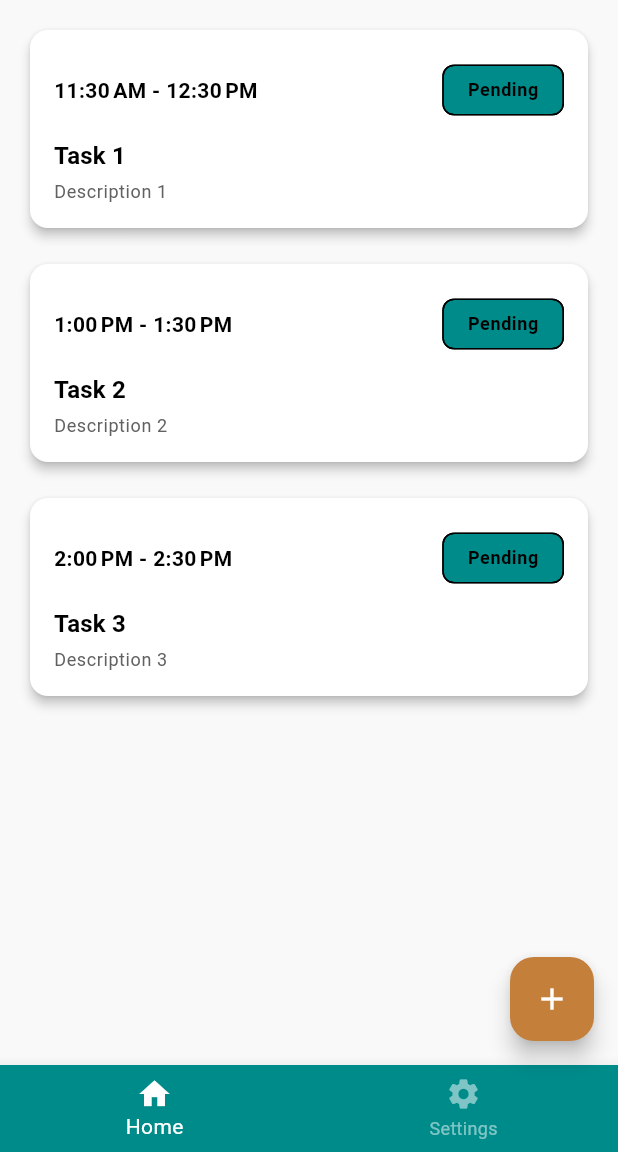
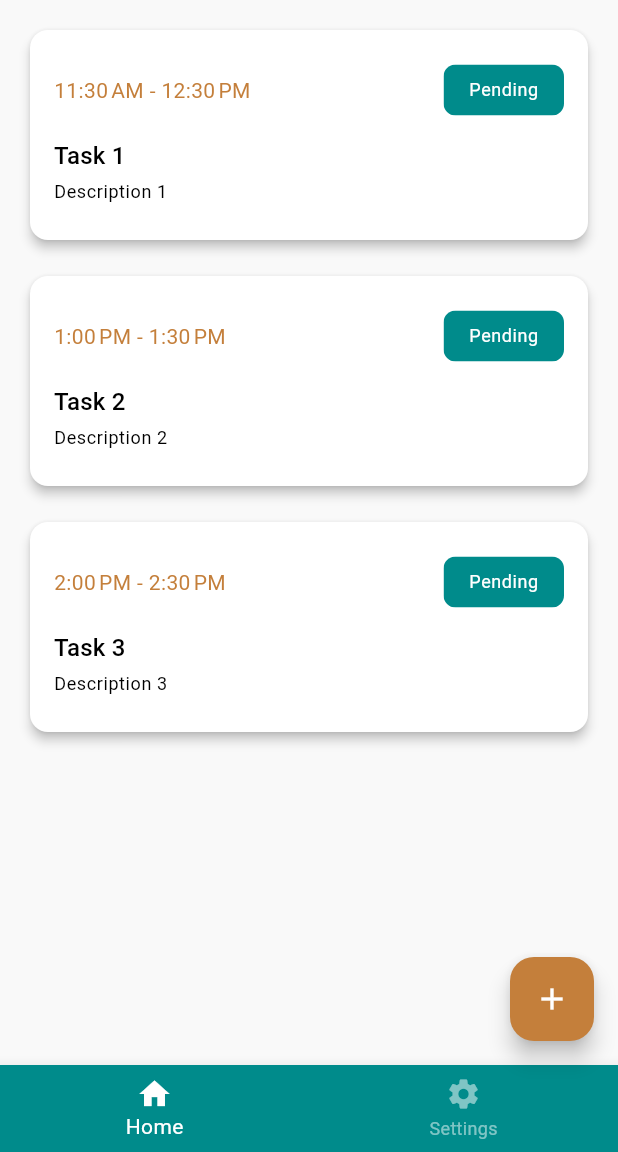
Before and after one commit to h00dieB0y/ntango, a Flutter app: the screen it shows after launch, on a phone screen of 412 x 824 dp, the part 84-1236 px from its top. Run offline on Flutter 3.47's test engine with Material 3 defaults, Android fonts, the phone set to English and light mode, and no system bars.

Commit message:
refactor: Simplify TaskCard widget by utilizing theme-based colors and improving text styling

```diff
--- a/app/ui/lib/src/features/tasks/presentation/widgets/task_card.dart
+++ b/app/ui/lib/src/features/tasks/presentation/widgets/task_card.dart
@@ -4,7 +4,7 @@ import 'package:ntango/src/features/tasks/data/models/task_model.dart';
 
 class TaskCard extends StatelessWidget {
   final TaskModel task;
-  final VoidCallback? onTap; // Optional tap callback
+  final VoidCallback? onTap;
 
   const TaskCard({
     super.key,
@@ -29,18 +29,30 @@ class TaskCard extends StatelessWidget {
   }
 
   Color _badgeColor(BuildContext context) {
+    final colorScheme = Theme.of(context).colorScheme;
     if (task.isCompleted) {
-      return Theme.of(context).colorScheme.secondaryContainer;
+      return colorScheme.secondaryContainer;
     } else if (DateTime.now().isAfter(task.startDate) &&
         DateTime.now().isBefore(task.endDate)) {
+      // Using a theme-based amber alternative can be defined in your theme.
       return Colors.amber;
     } else {
-      return Theme.of(context).colorScheme.primaryContainer;
+      return colorScheme.primaryContainer;
+    }
+  }
+
+  Color _badgeTextColor(BuildContext context) {
+    final colorScheme = Theme.of(context).colorScheme;
+    if (task.isCompleted) {
+      return colorScheme.onSecondary;
+    } else {
+      return colorScheme.onPrimary;
     }
   }
 
   @override
   Widget build(BuildContext context) {
+    final textTheme = Theme.of(context).textTheme;
     return Card(
       elevation: 3,
       shape: RoundedRectangleBorder(
@@ -60,36 +72,47 @@ class TaskCard extends StatelessWidget {
                 children: [
                   Text(
                     _formatTimeRange(),
-                    style: Theme.of(context).textTheme.bodyMedium?.copyWith(
-                          fontWeight: FontWeight.w600,
-                        ),
+                    style: textTheme.bodyMedium?.copyWith(
+                      color: Theme.of(context).colorScheme.secondary,
+                    ),
                   ),
                   Chip(
+                    shape: RoundedRectangleBorder(
+                      borderRadius: BorderRadius.circular(8),
+                      side: BorderSide(style: BorderStyle.none),
+                    ),
                     label: Text(
                       badgeText,
-                      style: Theme.of(context).textTheme.bodySmall?.copyWith(
-                            fontWeight: FontWeight.w600,
-                          ),
+                      style: textTheme.bodySmall?.copyWith(
+                        color: _badgeTextColor(context),
+                      ),
                     ),
                     backgroundColor: _badgeColor(context),
-                  )
+                  ),
                 ],
               ),
               const SizedBox(height: 8),
               // Task title
               Text(
                 task.title,
-                style: Theme.of(context).textTheme.titleMedium?.copyWith(
-                      fontWeight: FontWeight.bold,
-                    ),
+                style: textTheme.titleMedium?.copyWith(
+                  color: Theme.of(context).colorScheme.onSurface,
+                ),
               ),
               const SizedBox(height: 4),
               // Task description
               Text(
                 task.description,
-                style: Theme.of(context).textTheme.bodySmall?.copyWith(
-                      color: Colors.grey[700],
-                    ),
+                style: textTheme.bodySmall?.copyWith(
+                  color: Theme.of(context).colorScheme.onSurfaceVariant,
+                ),
+              ),
+              const SizedBox(height: 8),
+              Row(
+                mainAxisAlignment: MainAxisAlignment.spaceBetween,
+                children: [
+
+                ],
               ),
             ],
           ),
```
